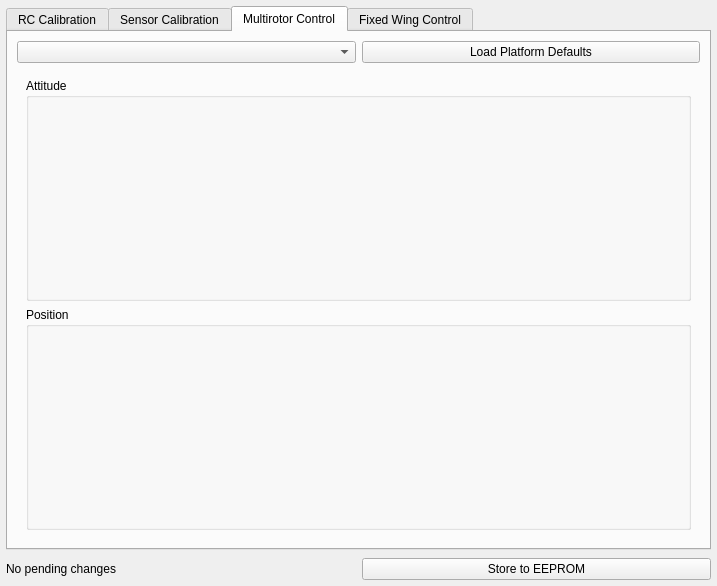
First picture: the form in src/ui/QGCVehicleConfig.ui, repository mavlink/qgroundcontrol, before the edit.
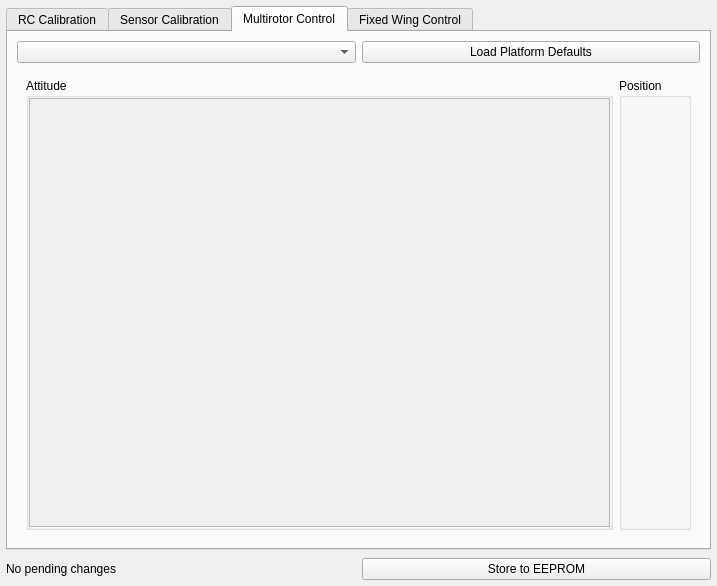
Second picture: the form after the edit. The open tabs and pages were chosen to show the change. Icons and pictures are not drawn.

Patch:
```diff
--- a/src/ui/QGCVehicleConfig.ui
+++ b/src/ui/QGCVehicleConfig.ui
@@ -739,19 +739,7 @@
        <item row="1" column="0" colspan="2">
         <widget class="QWidget" name="multiRotorControlWidget" native="true">
          <layout class="QGridLayout" name="gridLayout_7">
-          <item row="0" column="0">
-           <widget class="QGroupBox" name="multiRotorControlAttitudeGroupBox">
-            <property name="title">
-             <string>Attitude</string>
-            </property>
-            <layout class="QHBoxLayout" name="horizontalLayout_4">
-             <item>
-              <layout class="QVBoxLayout" name="multiRotorAttitudeLayout"/>
-             </item>
-            </layout>
-           </widget>
-          </item>
-          <item row="1" column="0">
+          <item row="0" column="1">
            <widget class="QGroupBox" name="multiRotorControlPositionGroupBox">
             <property name="title">
              <string>Position</string>
@@ -763,6 +751,43 @@
             </layout>
            </widget>
           </item>
+          <item row="0" column="0">
+           <widget class="QGroupBox" name="multiRotorControlAttitudeGroupBox">
+            <property name="title">
+             <string>Attitude</string>
+            </property>
+            <layout class="QHBoxLayout" name="horizontalLayout_6">
+             <property name="margin">
+              <number>0</number>
+             </property>
+             <item>
+              <widget class="QScrollArea" name="scrollArea">
+               <property name="widgetResizable">
+                <bool>true</bool>
+               </property>
+               <widget class="QWidget" name="scrollAreaWidgetContents">
+                <property name="geometry">
+                 <rect>
+                  <x>0</x>
+                  <y>0</y>
+                  <width>541</width>
+                  <height>417</height>
+                 </rect>
+                </property>
+                <layout class="QHBoxLayout" name="horizontalLayout_4">
+                 <property name="margin">
+                  <number>0</number>
+                 </property>
+                 <item>
+                  <layout class="QVBoxLayout" name="multiRotorAttitudeLayout"/>
+                 </item>
+                </layout>
+               </widget>
+              </widget>
+             </item>
+            </layout>
+           </widget>
+          </item>
          </layout>
         </widget>
        </item>
```
Left out of the diff: 31 changed lines with no effect on the pictures.
